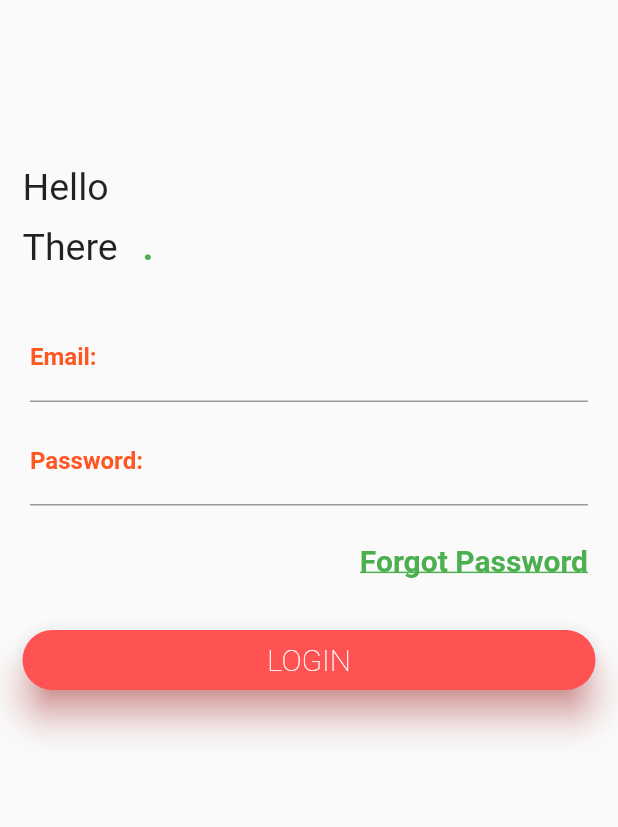
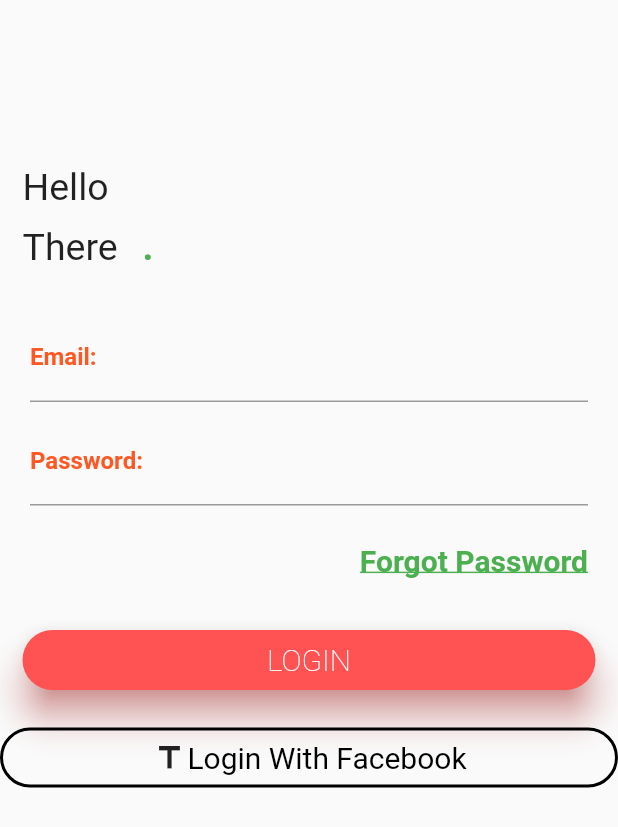
Before and after one commit to Yazdani1/Flutter-Login-Registration-UI-Design, a Flutter app: the screen it shows after launch, on a phone screen of 412 x 824 dp. Shown: the top 827 px of the screen. Run offline on Flutter 3.47's test engine with Material 2 defaults, Android fonts, the phone set to English and light mode, and no system bars.

Commit message:
Second Commit

```diff
--- a/lib/HomePage.dart
+++ b/lib/HomePage.dart
@@ -114,6 +114,46 @@ class _HomeState extends State<Home> {
             ),
           ),//container login
 
+          SizedBox(height: 10.0,),
+
+          Container(
+            height: 40.0,
+            color: Colors.transparent,
+            child: Container(
+              decoration: new BoxDecoration(
+                border: Border.all(
+                  color: Colors.black,
+                  style: BorderStyle.solid,
+                  width: 2.0
+                ),
+                color: Colors.transparent,
+                borderRadius: BorderRadius.circular(20.0),
+              ),//Box decoration
+              child: new Row(
+                mainAxisAlignment: MainAxisAlignment.center,
+                children: <Widget>[
+
+                  new Center(
+                    child: Icon(Icons.title)
+                  ),
+                  SizedBox(height: 10.0,),
+                  new Center(
+                    child: new Text("Login With Facebook",
+                    style: TextStyle(
+                      fontSize: 20.0,
+                      color: Colors.black
+                    ),
+                    ),
+                  )
+
+                ],
+              ),
+
+
+            ),
+
+          )
+
 
 
         ],
```
